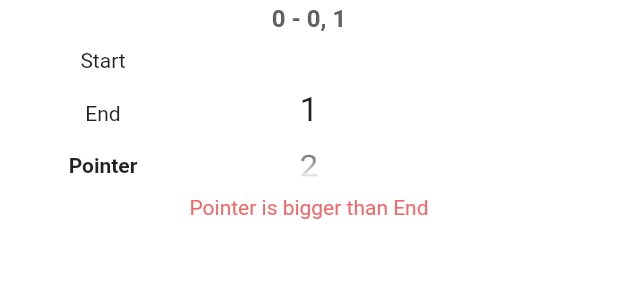
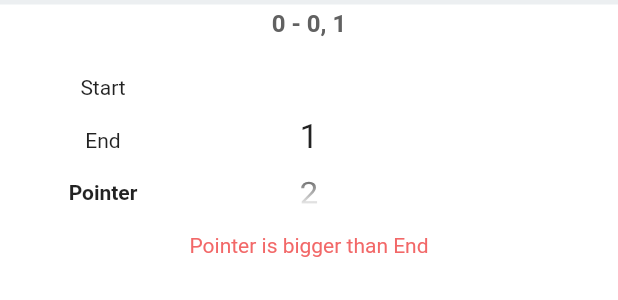
Before and after one commit to denbell5/prtmobile, a Flutter app: the SubtrackUpdateForm widget shown alone on an empty page, opened directly with empty values, on a phone screen of 412 x 824 dp. Shown: the top 300 px of the screen. Run offline on Flutter 3.47's test engine with Material 2 defaults, Android fonts, the phone set to English and light mode, and no system bars; our stand-ins replace equatable.

Commit message:
add subtrack update form to track body

```diff
--- a/lib/features/subtrack/subtrack_update_form.dart
+++ b/lib/features/subtrack/subtrack_update_form.dart
@@ -1,4 +1,5 @@
 import 'package:equatable/equatable.dart';
+import 'package:flutter/material.dart';
 import 'package:flutter/widgets.dart';
 import 'package:prtmobile/components/components.dart';
 import 'package:prtmobile/models/models.dart';
@@ -156,7 +157,9 @@ class _SubtrackUpdateFormState extends State<SubtrackUpdateForm> {
     final pickerHeight = itemExtent * 2.5;
     return Column(
       children: [
+        const HorizontalDivider(height: 3.0),
         buildHeader(),
+        const SizedBox(height: kHorizontalPadding),
         Row(
           children: [
             Expanded(
@@ -196,7 +199,9 @@ class _SubtrackUpdateFormState extends State<SubtrackUpdateForm> {
             Expanded(child: Container()),
           ],
         ),
+        const SizedBox(height: kHorizontalPadding / 2),
         buildError(),
+        const SizedBox(height: kHorizontalPadding / 2),
       ],
     );
   }
```
Also changed, not shown: lib/features/track/track_body.dart (+10 -1 lines).
